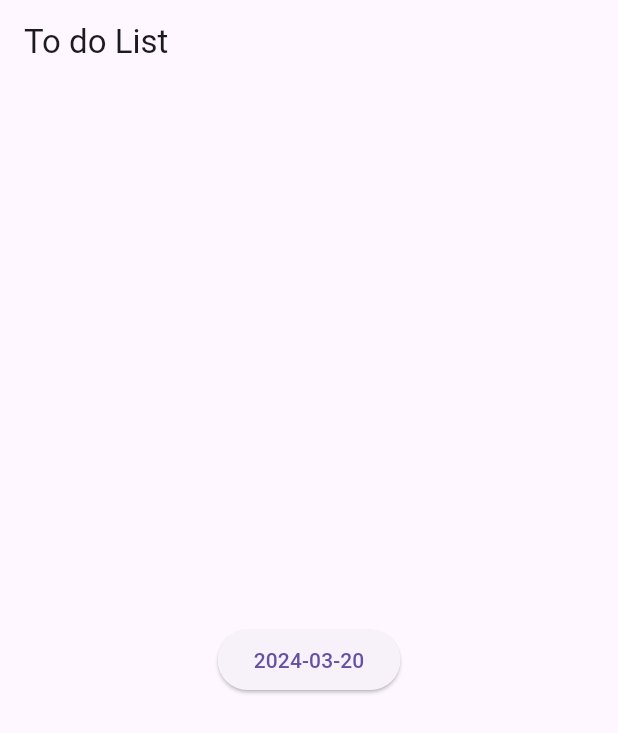
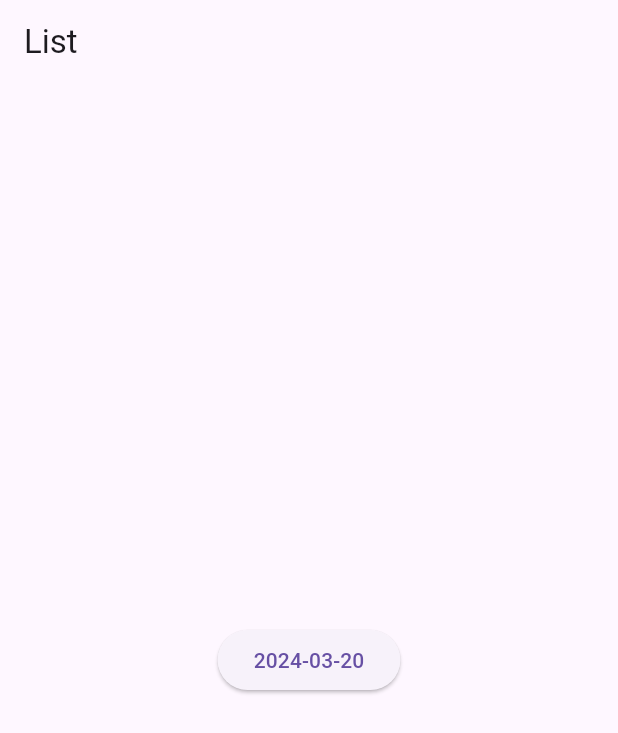
Before and after one commit to SongDaeHyeon/FlutterToyProject_SongDaeHyeon, a Flutter app: the screen it shows after launch, on a phone screen of 412 x 824 dp. Shown: the top 733 px of the screen. Run offline on Flutter 3.47's test engine with Material 3 defaults, Android fonts, the phone set to English and light mode, and no system bars.

Commit message:
text changed

```diff
--- a/lib/main.dart
+++ b/lib/main.dart
@@ -19,7 +19,7 @@ class _AppState extends State<App> {
     return MaterialApp(
       home: Scaffold(
           appBar: AppBar(
-            title: const Text("To do List"),
+            title: const Text("List"),
           ),
           body: Builder(builder: (context) {
             return Center(
```
